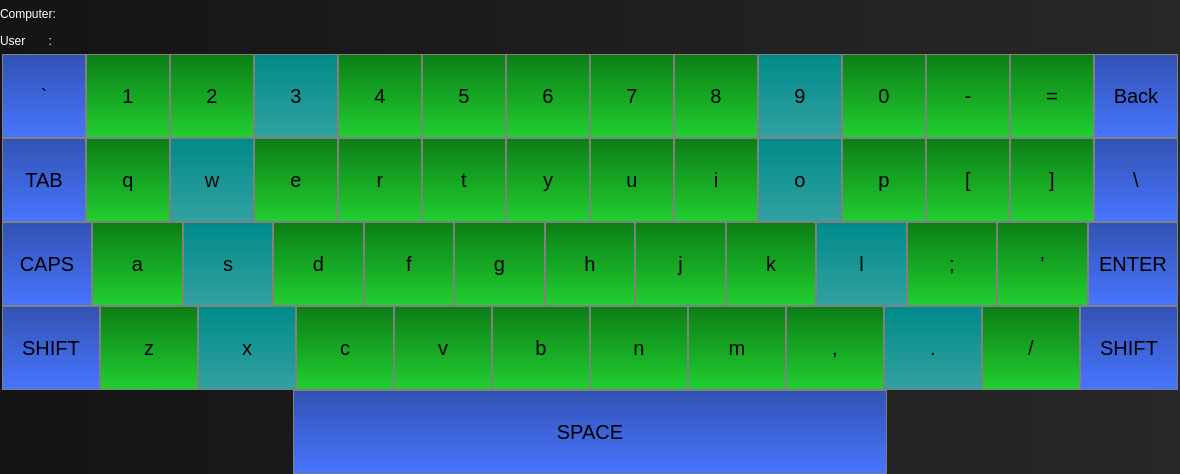
Above: ui/keyboard-ui.ui from gth158a/keyboard-app-challenge before the change. Below: the same form after it.
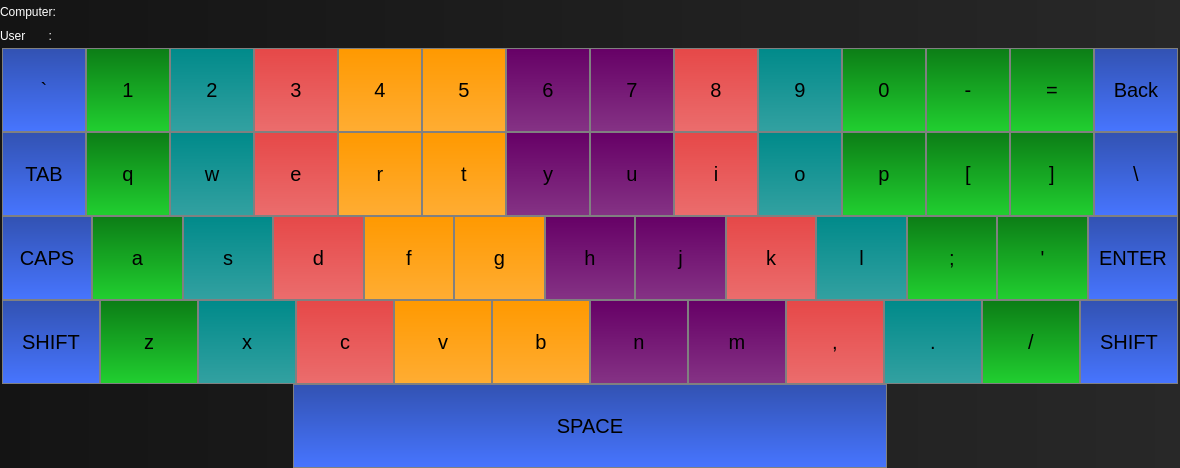
That is the form after the change.

Diff of the .ui file:
```diff
--- a/ui/keyboard-ui.ui
+++ b/ui/keyboard-ui.ui
@@ -7,7 +7,7 @@
     <x>0</x>
     <y>0</y>
     <width>1180</width>
-    <height>474</height>
+    <height>468</height>
    </rect>
   </property>
   <property name="windowTitle">
@@ -228,6 +228,36 @@
         </item>
         <item>
          <widget class="QPushButton" name="key_d">
+          <property name="styleSheet">
+           <string notr="true">#key_d {
+    background-color: qlineargradient(spread:pad, x1:0, y1:0, x2:0, y2:1, stop:0 #E64848, stop:1 #EB6D6D);
+    border: 1px solid gray;
+    font: 20px;
+    padding: 6px;
+    min-width: 70;
+    min-height: 70;
+    max-width: 200;
+    max-height: 200;
+}
+
+#key_d:pressed {
+    background-color: qlineargradient(spread:pad, x1:0, y1:0, x2:0, y2:1, stop:0 #ED7C7C, stop:1 #EB6D6D);
+    border-style: outset;
+    border-width: 4px;
+    border-color: red;
+}
+
+#key_d:hover {
+  background-color: qlineargradient(spread:pad, x1:0, y1:0, x2:0, y2:1, stop:0 #ED7C7C, stop:1 #EB6D6D);
+}
+
+#key_d:checked {
+    background-color: qlineargradient(spread:pad, x1:0, y1:0, x2:0, y2:1, stop:0 #ED7C7C, stop:1 #EB6D6D);
+    border-style: outset;
+    border-width: 4px;
+    border-color: red;
+}</string>
+          </property>
           <property name="text">
            <string>d</string>
           </property>
@@ -235,6 +265,36 @@
         </item>
         <item>
          <widget class="QPushButton" name="key_f">
+          <property name="styleSheet">
+           <string notr="true">#key_f {
+    background-color: qlineargradient(spread:pad, x1:0, y1:0, x2:0, y2:1, stop:0 #FF9900, stop:1 #FFAD33);
+    border: 1px solid gray;
+    font: 20px;
+    padding: 6px;
+    min-width: 70;
+    min-height: 70;
+    max-width: 200;
+    max-height: 200;
+}
+
+#key_f:pressed {
+    background-color: qlineargradient(spread:pad, x1:0, y1:0, x2:0, y2:1, stop:0 #FFB547, stop:1 #FFAD33);
+    border-style: outset;
+    border-width: 4px;
+    border-color: red;
+}
+
+#key_f:hover {
+  background-color: qlineargradient(spread:pad, x1:0, y1:0, x2:0, y2:1, stop:0 #FFB547, stop:1 #FFAD33);
+}
+
+#key_f:checked {
+    background-color: qlineargradient(spread:pad, x1:0, y1:0, x2:0, y2:1, stop:0 #FFB547, stop:1 #FFAD33);
+    border-style: outset;
+    border-width: 4px;
+    border-color: red;
+}</string>
+          </property>
           <property name="text">
            <string>f</string>
           </property>
@@ -242,6 +302,36 @@
         </item>
         <item>
          <widget class="QPushButton" name="key_g">
+          <property name="styleSheet">
+           <string notr="true">#key_g {
+    background-color: qlineargradient(spread:pad, x1:0, y1:0, x2:0, y2:1, stop:0 #FF9900, stop:1 #FFAD33);
+    border: 1px solid gray;
+    font: 20px;
+    padding: 6px;
+    min-width: 70;
+    min-height: 70;
+    max-width: 200;
+    max-height: 200;
+}
+
+#key_g:pressed {
+    background-color: qlineargradient(spread:pad, x1:0, y1:0, x2:0, y2:1, stop:0 #FFB547, stop:1 #FFAD33);
+    border-style: outset;
+    border-width: 4px;
+    border-color: red;
+}
+
+#key_g:hover {
+  background-color: qlineargradient(spread:pad, x1:0, y1:0, x2:0, y2:1, stop:0 #FFB547, stop:1 #FFAD33);
+}
+
+#key_g:checked {
+    background-color: qlineargradient(spread:pad, x1:0, y1:0, x2:0, y2:1, stop:0 #FFB547, stop:1 #FFAD33);
+    border-style: outset;
+    border-width: 4px;
+    border-color: red;
+}</string>
+          </property>
           <property name="text">
            <string>g</string>
           </property>
@@ -249,6 +339,36 @@
         </item>
         <item>
          <widget class="QPushButton" name="key_h">
+          <property name="styleSheet">
+           <string notr="true">#key_h {
+    background-color: qlineargradient(spread:pad, x1:0, y1:0, x2:0, y2:1, stop:0 #660066, stop:1 #853385);
+    border: 1px solid gray;
+    font: 20px;
+    padding: 6px;
+    min-width: 70;
+    min-height: 70;
+    max-width: 200;
+    max-height: 200;
+}
+
+#key_h:pressed {
+    background-color: qlineargradient(spread:pad, x1:0, y1:0, x2:0, y2:1, stop:0 #782E78, stop:1 #853385);
+    border-style: outset;
+    border-width: 4px;
+    border-color: red;
+}
+
+#key_h:hover {
+  background-color: qlineargradient(spread:pad, x1:0, y1:0, x2:0, y2:1, stop:0 #782E78, stop:1 #853385);
+}
+
+#key_h:checked {
+    background-color: qlineargradient(spread:pad, x1:0, y1:0, x2:0, y2:1, stop:0 #782E78, stop:1 #853385);
+    border-style: outset;
+    border-width: 4px;
+    border-color: red;
+}</string>
+          </property>
           <property name="text">
            <string>h</string>
           </property>
@@ -256,6 +376,36 @@
         </item>
         <item>
          <widget class="QPushButton" name="key_j">
+          <property name="styleSheet">
+           <string notr="true">#key_j {
+    background-color: qlineargradient(spread:pad, x1:0, y1:0, x2:0, y2:1, stop:0 #660066, stop:1 #853385);
+    border: 1px solid gray;
+    font: 20px;
+    padding: 6px;
+    min-width: 70;
+    min-height: 70;
+    max-width: 200;
+    max-height: 200;
+}
+
+#key_j:pressed {
+    background-color: qlineargradient(spread:pad, x1:0, y1:0, x2:0, y2:1, stop:0 #782E78, stop:1 #853385);
+    border-style: outset;
+    border-width: 4px;
+    border-color: red;
+}
+
+#key_j:hover {
+  background-color: qlineargradient(spread:pad, x1:0, y1:0, x2:0, y2:1, stop:0 #782E78, stop:1 #853385);
+}
+
+#key_j:checked {
+    background-color: qlineargradient(spread:pad, x1:0, y1:0, x2:0, y2:1, stop:0 #782E78, stop:1 #853385);
+    border-style: outset;
+    border-width: 4px;
+    border-color: red;
+}</string>
+          </property>
           <property name="text">
            <string>j</string>
           </property>
@@ -263,6 +413,36 @@
         </item>
         <item>
          <widget class="QPushButton" name="key_k">
+          <property name="styleSheet">
+           <string notr="true">#key_k {
+    background-color: qlineargradient(spread:pad, x1:0, y1:0, x2:0, y2:1, stop:0 #E64848, stop:1 #EB6D6D);
+    border: 1px solid gray;
+    font: 20px;
+    padding: 6px;
+    min-width: 70;
+    min-height: 70;
+    max-width: 200;
+    max-height: 200;
+}
+
+#key_k:pressed {
+    background-color: qlineargradient(spread:pad, x1:0, y1:0, x2:0, y2:1, stop:0 #ED7C7C, stop:1 #EB6D6D);
+    border-style: outset;
+    border-width: 4px;
+    border-color: red;
+}
+
+#key_k:hover {
+  background-color: qlineargradient(spread:pad, x1:0, y1:0, x2:0, y2:1, stop:0 #ED7C7C, stop:1 #EB6D6D);
+}
+
+#key_k:checked {
+    background-color: qlineargradient(spread:pad, x1:0, y1:0, x2:0, y2:1, stop:0 #ED7C7C, stop:1 #EB6D6D);
+    border-style: outset;
+    border-width: 4px;
+    border-color: red;
+}</string>
+          </property>
           <property name="text">
            <string>k</string>
           </property>
@@ -409,6 +589,36 @@
         </item>
         <item>
          <widget class="QPushButton" name="key_2">
+          <property name="styleSheet">
+           <string notr="true">#key_2 {
+    background-color: qlineargradient(spread:pad, x1:0, y1:0, x2:0, y2:1, stop:0 #008A8A, stop:1 #33A1A1);
+    border: 1px solid gray;
+    font: 20px;
+    padding: 6px;
+    min-width: 70;
+    min-height: 70;
+    max-width: 200;
+    max-height: 200;
+}
+
+#key_2:pressed {
+    background-color: qlineargradient(spread:pad, x1:0, y1:0, x2:0, y2:1, stop:0 #33A1A1, stop:1 #33A1A1);
+    border-style: outset;
+    border-width: 4px;
+    border-color: red;
+}
+
+#key_2:hover {
+  background-color: qlineargradient(spread:pad, x1:0, y1:0, x2:0, y2:1, stop:0 #33A1A1, stop:1 #33A1A1);
+}
+
+#key_2:checked {
+    background-color: qlineargradient(spread:pad, x1:0, y1:0, x2:0, y2:1, stop:0 #33A1A1, stop:1 #33A1A1);
+    border-style: outset;
+    border-width: 4px;
+    border-color: red;
+}</string>
+          </property>
           <property name="text">
            <string>2</string>
           </property>
@@ -418,7 +628,7 @@
          <widget class="QPushButton" name="key_3">
           <property name="styleSheet">
            <string notr="true">#key_3 {
-    background-color: qlineargradient(spread:pad, x1:0, y1:0, x2:0, y2:1, stop:0 #008A8A, stop:1 #33A1A1);
+    background-color: qlineargradient(spread:pad, x1:0, y1:0, x2:0, y2:1, stop:0 #E64848, stop:1 #EB6D6D);
     border: 1px solid gray;
     font: 20px;
     padding: 6px;
@@ -440,7 +650,7 @@
 }
 
 #key_3:checked {
-    background-color: qlineargradient(spread:pad, x1:0, y1:0, x2:0, y2:1, stop:0 #33A1A1, stop:1 #33A1A1);
+    background-color: qlineargradient(spread:pad, x1:0, y1:0, x2:0, y2:1, stop:0 #ED7C7C, stop:1 #EB6D6D);
     border-style: outset;
     border-width: 4px;
     border-color: red;
@@ -453,6 +663,36 @@
         </item>
         <item>
          <widget class="QPushButton" name="key_4">
+          <property name="styleSheet">
+           <string notr="true">#key_4 {
+    background-color: qlineargradient(spread:pad, x1:0, y1:0, x2:0, y2:1, stop:0 #FF9900, stop:1 #FFAD33);
+    border: 1px solid gray;
+    font: 20px;
+    padding: 6px;
+    min-width: 70;
+    min-height: 70;
+    max-width: 200;
+    max-height: 200;
+}
+
+#key_4:pressed {
+    background-color: qlineargradient(spread:pad, x1:0, y1:0, x2:0, y2:1, stop:0 #FFB547, stop:1 #FFAD33);
+    border-style: outset;
+    border-width: 4px;
+    border-color: red;
+}
+
+#key_4:hover {
+  background-color: qlineargradient(spread:pad, x1:0, y1:0, x2:0, y2:1, stop:0 #FFB547, stop:1 #FFAD33);
+}
+
+#key_4:checked {
+    background-color: qlineargradient(spread:pad, x1:0, y1:0, x2:0, y2:1, stop:0 #FFB547, stop:1 #FFAD33);
+    border-style: outset;
+    border-width: 4px;
+    border-color: red;
+}</string>
+          </property>
           <property name="text">
            <string>4</string>
           </property>
@@ -460,6 +700,36 @@
         </item>
         <item>
          <widget class="QPushButton" name="key_5">
+          <property name="styleSheet">
+           <string notr="true">#key_5 {
+    background-color: qlineargradient(spread:pad, x1:0, y1:0, x2:0, y2:1, stop:0 #FF9900, stop:1 #FFAD33);
+    border: 1px solid gray;
+    font: 20px;
+    padding: 6px;
+    min-width: 70;
+    min-height: 70;
+    max-width: 200;
+    max-height: 200;
+}
+
+#key_5:pressed {
+    background-color: qlineargradient(spread:pad, x1:0, y1:0, x2:0, y2:1, stop:0 #FFB547, stop:1 #FFAD33);
+    border-style: outset;
+    border-width: 4px;
+    border-color: red;
+}
+
+#key_5:hover {
+  background-color: qlineargradient(spread:pad, x1:0, y1:0, x2:0, y2:1, stop:0 #FFB547, stop:1 #FFAD33);
+}
+
+#key_5:checked {
+    background-color: qlineargradient(spread:pad, x1:0, y1:0, x2:0, y2:1, stop:0 #FFB547, stop:1 #FFAD33);
+    border-style: outset;
+    border-width: 4px;
+    border-color: red;
+}</string>
+          </property>
           <property name="text">
            <string>5</string>
           </property>
@@ -467,6 +737,36 @@
         </item>
         <item>
          <widget class="QPushButton" name="key_6">
+          <property name="styleSheet">
+           <string notr="true">#key_6 {
+    background-color: qlineargradient(spread:pad, x1:0, y1:0, x2:0, y2:1, stop:0 #660066, stop:1 #853385);
+    border: 1px solid gray;
+    font: 20px;
+    padding: 6px;
+    min-width: 70;
+    min-height: 70;
+    max-width: 200;
+    max-height: 200;
+}
+
+#key_6:pressed {
+    background-color: qlineargradient(spread:pad, x1:0, y1:0, x2:0, y2:1, stop:0 #782E78, stop:1 #853385);
+    border-style: outset;
+    border-width: 4px;
+    border-color: red;
+}
+
+#key_6:hover {
+  background-color: qlineargradient(spread:pad, x1:0, y1:0, x2:0, y2:1, stop:0 #782E78, stop:1 #853385);
+}
+
+#key_6:checked {
+    background-color: qlineargradient(spread:pad, x1:0, y1:0, x2:0, y2:1, stop:0 #782E78, stop:1 #853385);
+    border-style: outset;
+    border-width: 4px;
+    border-color: red;
+}</string>
+          </property>
           <property name="text">
            <string>6</string>
           </property>
@@ -474,6 +774,36 @@
         </item>
         <item>
          <widget class="QPushButton" name="key_7">
+          <property name="styleSheet">
+           <string notr="true">#key_7 {
+    background-color: qlineargradient(spread:pad, x1:0, y1:0, x2:0, y2:1, stop:0 #660066, stop:1 #853385);
+    border: 1px solid gray;
+    font: 20px;
+    padding: 6px;
+    min-width: 70;
+    min-height: 70;
+    max-width: 200;
+    max-height: 200;
+}
+
+#key_7:pressed {
+    background-color: qlineargradient(spread:pad, x1:0, y1:0, x2:0, y2:1, stop:0 #782E78, stop:1 #853385);
+    border-style: outset;
+    border-width: 4px;
+    border-color: red;
+}
+
+#key_7:hover {
+  background-color: qlineargradient(spread:pad, x1:0, y1:0, x2:0, y2:1, stop:0 #782E78, stop:1 #853385);
+}
+
+#key_7:checked {
+    background-color: qlineargradient(spread:pad, x1:0, y1:0, x2:0, y2:1, stop:0 #782E78, stop:1 #853385);
+    border-style: outset;
+    border-width: 4px;
+    border-color: red;
+}</string>
+          </property>
           <property name="text">
            <string>7</string>
           </property>
@@ -481,6 +811,36 @@
         </item>
         <item>
          <widget class="QPushButton" name="key_8">
+          <property name="styleSheet">
+           <string notr="true">#key_8 {
+    background-color: qlineargradient(spread:pad, x1:0, y1:0, x2:0, y2:1, stop:0 #E64848, stop:1 #EB6D6D);
+    border: 1px solid gray;
+    font: 20px;
+    padding: 6px;
+    min-width: 70;
+    min-height: 70;
+    max-width: 200;
+    max-height: 200;
+}
+
+#key_8:pressed {
+    background-color: qlineargradient(spread:pad, x1:0, y1:0, x2:0, y2:1, stop:0 #ED7C7C, stop:1 #EB6D6D);
+    border-style: outset;
+    border-width: 4px;
+    border-color: red;
+}
+
+#key_8:hover {
+  background-color: qlineargradient(spread:pad, x1:0, y1:0, x2:0, y2:1, stop:0 #ED7C7C, stop:1 #EB6D6D);
+}
+
+#key_8:checked {
+    background-color: qlineargradient(spread:pad, x1:0, y1:0, x2:0, y2:1, stop:0 #ED7C7C, stop:1 #EB6D6D);
+    border-style: outset;
+    border-width: 4px;
+    border-color: red;
+}</string>
+          </property>
           <property name="text">
            <string>8</string>
           </property>
@@ -671,6 +1031,36 @@
         </item>
         <item>
          <widget class="QPushButton" name="key_e">
+          <property name="styleSheet">
+           <string notr="true">#key_e {
+    background-color: qlineargradient(spread:pad, x1:0, y1:0, x2:0, y2:1, stop:0 #E64848, stop:1 #EB6D6D);
+    border: 1px solid gray;
+    font: 20px;
+    padding: 6px;
+    min-width: 70;
+    min-height: 70;
+    max-width: 200;
+    max-height: 200;
+}
+
+#key_e:pressed {
+    background-color: qlineargradient(spread:pad, x1:0, y1:0, x2:0, y2:1, stop:0 #ED7C7C, stop:1 #EB6D6D);
+    border-style: outset;
+    border-width: 4px;
+    border-color: red;
+}
+
+#key_e:hover {
+  background-color: qlineargradient(spread:pad, x1:0, y1:0, x2:0, y2:1, stop:0 #ED7C7C, stop:1 #EB6D6D);
+}
+
+#key_e:checked {
+    background-color: qlineargradient(spread:pad, x1:0, y1:0, x2:0, y2:1, stop:0 #ED7C7C, stop:1 #EB6D6D);
+    border-style: outset;
+    border-width: 4px;
+    border-color: red;
+}</string>
+          </property>
           <property name="text">
            <string>e</string>
           </property>
@@ -678,6 +1068,36 @@
         </item>
         <item>
          <widget class="QPushButton" name="key_r">
+          <property name="styleSheet">
+           <string notr="true">#key_r {
+    background-color: qlineargradient(spread:pad, x1:0, y1:0, x2:0, y2:1, stop:0 #FF9900, stop:1 #FFAD33);
+    border: 1px solid gray;
+    font: 20px;
+    padding: 6px;
+    min-width: 70;
+    min-height: 70;
+    max-width: 200;
+    max-height: 200;
+}
+
+#key_r:pressed {
+    background-color: qlineargradient(spread:pad, x1:0, y1:0, x2:0, y2:1, stop:0 #FFB547, stop:1 #FFAD33);
+    border-style: outset;
+    border-width: 4px;
+    border-color: red;
+}
+
+#key_r:hover {
+  background-color: qlineargradient(spread:pad, x1:0, y1:0, x2:0, y2:1, stop:0 #FFB547, stop:1 #FFAD33);
+}
+
+#key_r:checked {
+    background-color: qlineargradient(spread:pad, x1:0, y1:0, x2:0, y2:1, stop:0 #FFB547, stop:1 #FFAD33);
+    border-style: outset;
+    border-width: 4px;
+    border-color: red;
+}</string>
+          </property>
           <property name="text">
            <string>r</string>
           </property>
@@ -685,6 +1105,36 @@
         </item>
         <item>
          <widget class="QPushButton" name="key_t">
+          <property name="styleSheet">
+           <string notr="true">#key_t {
+    background-color: qlineargradient(spread:pad, x1:0, y1:0, x2:0, y2:1, stop:0 #FF9900, stop:1 #FFAD33);
+    border: 1px solid gray;
+    font: 20px;
+    padding: 6px;
+    min-width: 70;
+    min-height: 70;
+    max-width: 200;
+    max-height: 200;
+}
+
+#key_t:pressed {
+    background-color: qlineargradient(spread:pad, x1:0, y1:0, x2:0, y2:1, stop:0 #FFB547, stop:1 #FFAD33);
+    border-style: outset;
+    border-width: 4px;
+    border-color: red;
+}
+
+#key_t:hover {
+  background-color: qlineargradient(spread:pad, x1:0, y1:0, x2:0, y2:1, stop:0 #FFB547, stop:1 #FFAD33);
+}
+
+#key_t:checked {
+    background-color: qlineargradient(spread:pad, x1:0, y1:0, x2:0, y2:1, stop:0 #FFB547, stop:1 #FFAD33);
+    border-style: outset;
+    border-width: 4px;
+    border-color: red;
+}</string>
+          </property>
           <property name="text">
            <string>t</string>
           </property>
@@ -692,6 +1142,36 @@
         </item>
         <item>
          <widget class="QPushButton" name="key_y">
+          <property name="styleSheet">
+           <string notr="true">#key_y {
+    background-color: qlineargradient(spread:pad, x1:0, y1:0, x2:0, y2:1, stop:0 #660066, stop:1 #853385);
+    border: 1px solid gray;
+    font: 20px;
+    padding: 6px;
+    min-width: 70;
+    min-height: 70;
+    max-width: 200;
+    max-height: 200;
+}
+
+#key_y:pressed {
+    background-color: qlineargradient(spread:pad, x1:0, y1:0, x2:0, y2:1, stop:0 #782E78, stop:1 #853385);
+    border-style: outset;
+    border-width: 4px;
+    border-color: red;
+}
+
+#key_y:hover {
+  background-color: qlineargradient(spread:pad, x1:0, y1:0, x2:0, y2:1, stop:0 #782E78, stop:1 #853385);
+}
+
+#key_y:checked {
+    background-color: qlineargradient(spread:pad, x1:0, y1:0, x2:0, y2:1, stop:0 #782E78, stop:1 #853385);
+    border-style: outset;
+    border-width: 4px;
+    border-color: red;
+}</string>
+          </property>
           <property name="text">
            <string>y</string>
           </property>
@@ -699,6 +1179,36 @@
         </item>
         <item>
          <widget class="QPushButton" name="key_u">
+          <property name="styleSheet">
+           <string notr="true">#key_u {
+    background-color: qlineargradient(spread:pad, x1:0, y1:0, x2:0, y2:1, stop:0 #660066, stop:1 #853385);
+    border: 1px solid gray;
+    font: 20px;
+    padding: 6px;
+    min-width: 70;
+    min-height: 70;
+    max-width: 200;
+    max-height: 200;
+}
+
+#key_u:pressed {
+    background-color: qlineargradient(spread:pad, x1:0, y1:0, x2:0, y2:1, stop:0 #782E78, stop:1 #853385);
+    border-style: outset;
+    border-width: 4px;
+    border-color: red;
+}
+
+#key_u:hover {
+  background-color: qlineargradient(spread:pad, x1:0, y1:0, x2:0, y2:1, stop:0 #782E78, stop:1 #853385);
+}
+
+#key_u:checked {
+    background-color: qlineargradient(spread:pad, x1:0, y1:0, x2:0, y2:1, stop:0 #782E78, stop:1 #853385);
+    border-style: outset;
+    border-width: 4px;
+    border-color: red;
+}</string>
+          </property>
           <property name="text">
            <string>u</string>
           </property>
@@ -706,6 +1216,36 @@
         </item>
         <item>
          <widget class="QPushButton" name="key_i">
+          <property name="styleSheet">
+           <string notr="true">#key_i {
+    background-color: qlineargradient(spread:pad, x1:0, y1:0, x2:0, y2:1, stop:0 #E64848, stop:1 #EB6D6D);
+    border: 1px solid gray;
+    font: 20px;
+    padding: 6px;
+    min-width: 70;
+    min-height: 70;
+    max-width: 200;
+    max-height: 200;
+}
+
+#key_i:pressed {
+    background-color: qlineargradient(spread:pad, x1:0, y1:0, x2:0, y2:1, stop:0 #ED7C7C, stop:1 #EB6D6D);
+    border-style: outset;
+    border-width: 4px;
+    border-color: red;
+}
+
+#key_i:hover {
+  background-color: qlineargradient(spread:pad, x1:0, y1:0, x2:0, y2:1, stop:0 #ED7C7C, stop:1 #EB6D6D);
+}
+
+#key_i:checked {
+    background-color: qlineargradient(spread:pad, x1:0, y1:0, x2:0, y2:1, stop:0 #ED7C7C, stop:1 #EB6D6D);
+    border-style: outset;
+    border-width: 4px;
+    border-color: red;
+}</string>
+          </property>
           <property name="text">
            <string>i</string>
           </property>
@@ -896,6 +1436,36 @@
         </item>
         <item>
          <widget class="QPushButton" name="key_c">
+          <property name="styleSheet">
+           <string notr="true">#key_c {
+    background-color: qlineargradient(spread:pad, x1:0, y1:0, x2:0, y2:1, stop:0 #E64848, stop:1 #EB6D6D);
+    border: 1px solid gray;
+    font: 20px;
+    padding: 6px;
+    min-width: 70;
+    min-height: 70;
+    max-width: 200;
+    max-height: 200;
+}
+
+#key_c:pressed {
+    background-color: qlineargradient(spread:pad, x1:0, y1:0, x2:0, y2:1, stop:0 #ED7C7C, stop:1 #EB6D6D);
+    border-style: outset;
+    border-width: 4px;
+    border-color: red;
+}
+
+#key_c:hover {
+  background-color: qlineargradient(spread:pad, x1:0, y1:0, x2:0, y2:1, stop:0 #ED7C7C, stop:1 #EB6D6D);
+}
+
+#key_c:checked {
+    background-color: qlineargradient(spread:pad, x1:0, y1:0, x2:0, y2:1, stop:0 #ED7C7C, stop:1 #EB6D6D);
+    border-style: outset;
+    border-width: 4px;
+    border-color: red;
+}</string>
+          </property>
           <property name="text">
            <string>c</string>
           </property>
@@ -903,6 +1473,36 @@
         </item>
         <item>
          <widget class="QPushButton" name="key_v">
+          <property name="styleSheet">
+           <string notr="true">#key_v {
+    background-color: qlineargradient(spread:pad, x1:0, y1:0, x2:0, y2:1, stop:0 #FF9900, stop:1 #FFAD33);
+    border: 1px solid gray;
+    font: 20px;
+    padding: 6px;
+    min-width: 70;
+    min-height: 70;
+    max-width: 200;
+    max-height: 200;
+}
+
+#key_v:pressed {
+    background-color: qlineargradient(spread:pad, x1:0, y1:0, x2:0, y2:1, stop:0 #FFB547, stop:1 #FFAD33);
+    border-style: outset;
+    border-width: 4px;
+    border-color: red;
+}
+
+#key_v:hover {
+  background-color: qlineargradient(spread:pad, x1:0, y1:0, x2:0, y2:1, stop:0 #FFB547, stop:1 #FFAD33);
+}
+
+#key_v:checked {
+    background-color: qlineargradient(spread:pad, x1:0, y1:0, x2:0, y2:1, stop:0 #FFB547, stop:1 #FFAD33);
+    border-style: outset;
+    border-width: 4px;
+    border-color: red;
+}</string>
+          </property>
           <property name="text">
            <string>v</string>
           </property>
@@ -910,6 +1510,36 @@
         </item>
         <item>
          <widget class="QPushButton" name="key_b">
+          <property name="styleSheet">
+           <string notr="true">#key_b {
+    background-color: qlineargradient(spread:pad, x1:0, y1:0, x2:0, y2:1, stop:0 #FF9900, stop:1 #FFAD33);
+    border: 1px solid gray;
+    font: 20px;
+    padding: 6px;
+    min-width: 70;
+    min-height: 70;
+    max-width: 200;
+    max-height: 200;
+}
+
+#key_b:pressed {
+    background-color: qlineargradient(spread:pad, x1:0, y1:0, x2:0, y2:1, stop:0 #FFB547, stop:1 #FFAD33);
+    border-style: outset;
+    border-width: 4px;
+    border-color: red;
+}
+
+#key_b:hover {
+  background-color: qlineargradient(spread:pad, x1:0, y1:0, x2:0, y2:1, stop:0 #FFB547, stop:1 #FFAD33);
+}
+
+#key_b:checked {
+    background-color: qlineargradient(spread:pad, x1:0, y1:0, x2:0, y2:1, stop:0 #FFB547, stop:1 #FFAD33);
+    border-style: outset;
+    border-width: 4px;
+    border-color: red;
+}</string>
+          </property>
           <property name="text">
            <string>b</string>
           </property>
@@ -917,6 +1547,36 @@
         </item>
         <item>
          <widget class="QPushButton" name="key_n">
+          <property name="styleSheet">
+           <string notr="true">#key_n {
+    background-color: qlineargradient(spread:pad, x1:0, y1:0, x2:0, y2:1, stop:0 #660066, stop:1 #853385);
+    border: 1px solid gray;
+    font: 20px;
+    padding: 6px;
+    min-width: 70;
+    min-height: 70;
+    max-width: 200;
+    max-height: 200;
+}
+
+#key_n:pressed {
+    background-color: qlineargradient(spread:pad, x1:0, y1:0, x2:0, y2:1, stop:0 #782E78, stop:1 #853385);
+    border-style: outset;
+    border-width: 4px;
+    border-color: red;
+}
+
+#key_n:hover {
+  background-color: qlineargradient(spread:pad, x1:0, y1:0, x2:0, y2:1, stop:0 #782E78, stop:1 #853385);
+}
+
+#key_n:checked {
+    background-color: qlineargradient(spread:pad, x1:0, y1:0, x2:0, y2:1, stop:0 #782E78, stop:1 #853385);
+    border-style: outset;
+    border-width: 4px;
+    border-color: red;
+}</string>
+          </property>
           <property name="text">
            <string>n</string>
           </property>
@@ -924,6 +1584,36 @@
         </item>
         <item>
          <widget class="QPushButton" name="key_m">
+          <property name="styleSheet">
+           <string notr="true">#key_m {
+    background-color: qlineargradient(spread:pad, x1:0, y1:0, x2:0, y2:1, stop:0 #660066, stop:1 #853385);
+    border: 1px solid gray;
+    font: 20px;
+    padding: 6px;
+    min-width: 70;
+    min-height: 70;
+    max-width: 200;
+    max-height: 200;
+}
+
+#key_m:pressed {
+    background-color: qlineargradient(spread:pad, x1:0, y1:0, x2:0, y2:1, stop:0 #782E78, stop:1 #853385);
+    border-style: outset;
+    border-width: 4px;
+    border-color: red;
+}
+
+#key_m:hover {
+  background-color: qlineargradient(spread:pad, x1:0, y1:0, x2:0, y2:1, stop:0 #782E78, stop:1 #853385);
+}
+
+#key_m:checked {
+    background-color: qlineargradient(spread:pad, x1:0, y1:0, x2:0, y2:1, stop:0 #782E78, stop:1 #853385);
+    border-style: outset;
+    border-width: 4px;
+    border-color: red;
+}</string>
+          </property>
           <property name="text">
            <string>m</string>
           </property>
@@ -931,6 +1621,36 @@
         </item>
         <item>
          <widget class="QPushButton" name="key_comma">
+          <property name="styleSheet">
+           <string notr="true">#key_comma {
+    background-color: qlineargradient(spread:pad, x1:0, y1:0, x2:0, y2:1, stop:0 #E64848, stop:1 #EB6D6D);
+    border: 1px solid gray;
+    font: 20px;
+    padding: 6px;
+    min-width: 70;
+    min-height: 70;
+    max-width: 200;
+    max-height: 200;
+}
+
+#key_comma:pressed {
+    background-color: qlineargradient(spread:pad, x1:0, y1:0, x2:0, y2:1, stop:0 #ED7C7C, stop:1 #EB6D6D);
+    border-style: outset;
+    border-width: 4px;
+    border-color: red;
+}
+
+#key_comma:hover {
+  background-color: qlineargradient(spread:pad, x1:0, y1:0, x2:0, y2:1, stop:0 #ED7C7C, stop:1 #EB6D6D);
+}
+
+#key_comma:checked {
+    background-color: qlineargradient(spread:pad, x1:0, y1:0, x2:0, y2:1, stop:0 #ED7C7C, stop:1 #EB6D6D);
+    border-style: outset;
+    border-width: 4px;
+    border-color: red;
+}</string>
+          </property>
           <property name="text">
            <string>,</string>
           </property>
```
Left out of the diff: 6 changed lines with no effect on the pictures.
